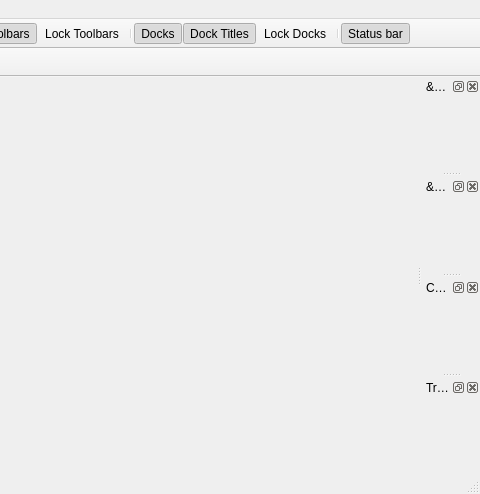
Before: the Qt Designer form mainwindow.ui in not-surt/SimPix, drawn with Qt 5; both pictures show x 450 to 930 and y 0 to 494 of the 930 by 494 pixel window.
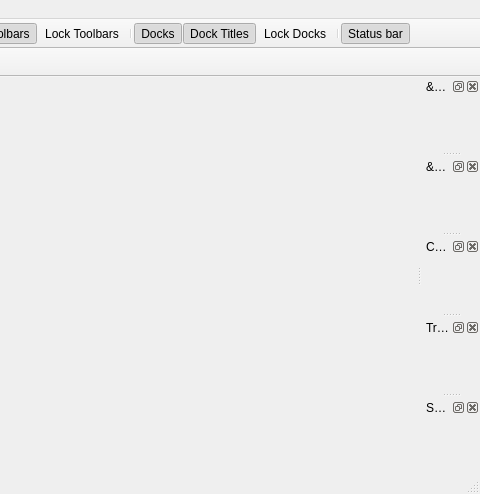
After: the same form once the commit is applied. Icons and pictures are not drawn. Custom widgets are drawn as their Qt base class.

Commit message: Beginnings of session widget.

```diff
--- a/mainwindow.ui
+++ b/mainwindow.ui
@@ -303,6 +303,15 @@
     <bool>false</bool>
    </attribute>
   </widget>
+  <widget class="QDockWidget" name="dockWidgetSession">
+   <property name="windowTitle">
+    <string>Session</string>
+   </property>
+   <attribute name="dockWidgetArea">
+    <number>2</number>
+   </attribute>
+   <widget class="SessionWidget" name="sessionWidget"/>
+  </widget>
   <action name="actionFileNew">
    <property name="icon">
     <iconset theme="document-new">
@@ -1070,6 +1079,12 @@
    <header>colourcontextwidget.h</header>
    <container>1</container>
   </customwidget>
+  <customwidget>
+   <class>SessionWidget</class>
+   <extends>QWidget</extends>
+   <header>sessionwidget.h</header>
+   <container>1</container>
+  </customwidget>
  </customwidgets>
  <resources/>
  <connections/>
```
The commit also changes 21 other files.
